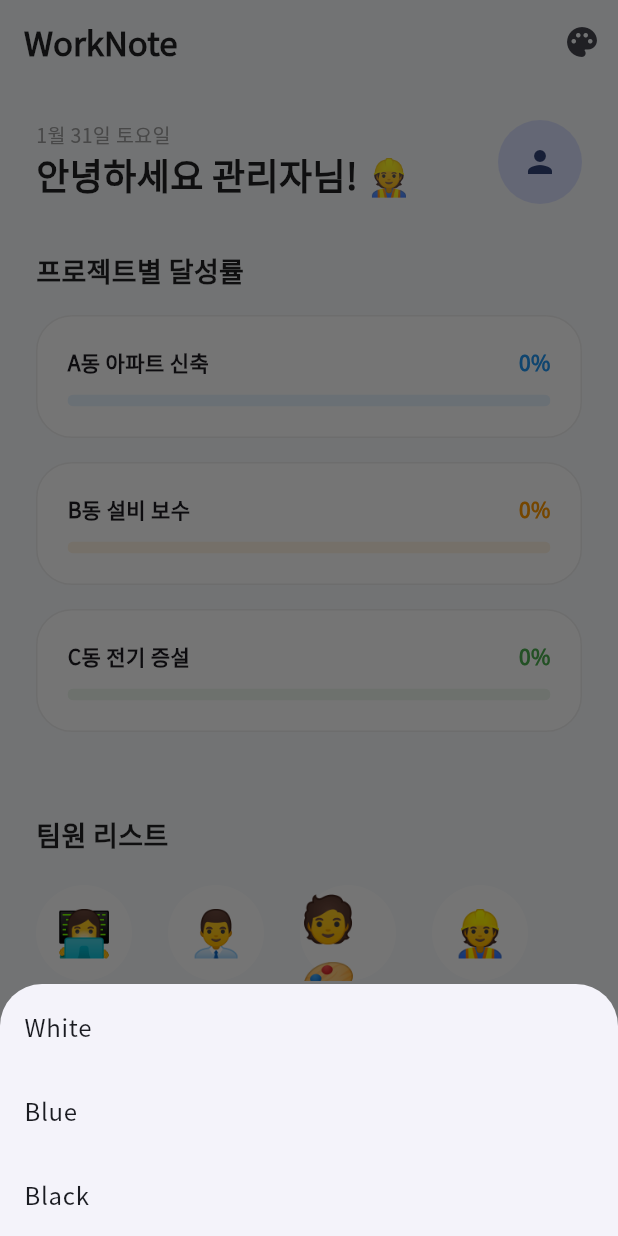
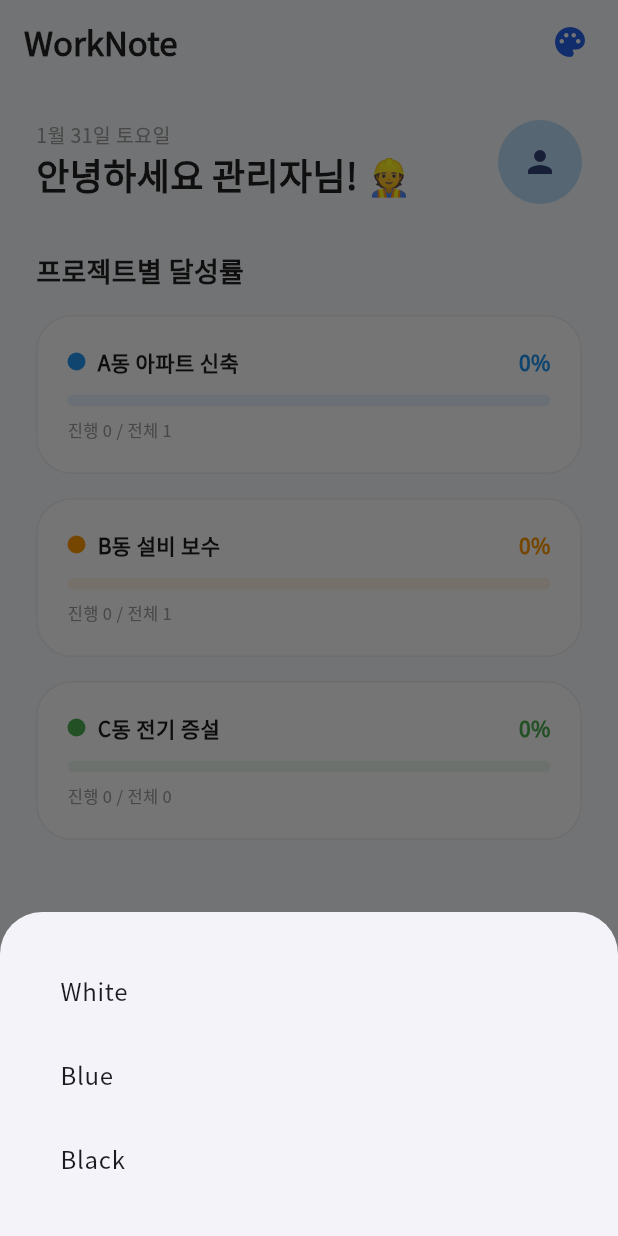
Before and after one commit to frysquirrel-A/Worknote, a Flutter app: the screen it shows after launch, after a tap on the "palette" icon, on a phone screen of 412 x 824 dp. Run offline on Flutter 3.47's test engine with Material 3 defaults, Android fonts, the phone set to English and light mode, and no system bars; our stand-ins replace google_fonts, image_picker.

Commit message:
2.1 작업 마무리

```diff
--- a/lib/main.dart
+++ b/lib/main.dart
@@ -12,9 +12,9 @@ void main() async {
   runApp(const WorkNoteApp());
 }
 
-// ==========================================
+// =============================================================================
 // [COMMON] Data Models & Enums
-// ==========================================
+// =============================================================================
 enum TaskPriority { high, medium, low, none }
 enum AppTone { white, blue, black }
 enum DateFilter { all, today, week, twoWeeks }
@@ -93,9 +93,9 @@ class JournalEntry {
   });
 }
 
-// ==========================================
-// [MAIN] App Bootstrap
-// ==========================================
+// =============================================================================
+// [MAIN] App Bootstrap & Global State
+// =============================================================================
 class WorkNoteApp extends StatelessWidget {
   const WorkNoteApp({super.key});
   @override
@@ -158,6 +158,14 @@ class _MainScreenState extends State<MainScreen> {
   void _deleteTask(String id) => setState(() => _tasks.removeWhere((t) => t.id == id));
   void _addJournal(JournalEntry journal) => setState(() => _journals.insert(0, journal));
 
+  Color _getBgColor(AppTone tone) {
+    switch (tone) {
+      case AppTone.white: return const Color(0xFFF8FAFC);
+      case AppTone.blue: return const Color(0xFFE0F2FE);
+      case AppTone.black: return const Color(0xFF0F172A);
+    }
+  }
+
   @override
   Widget build(BuildContext context) {
     final currentTone = _tabTones[_selectedIndex];
@@ -177,16 +185,23 @@ class _MainScreenState extends State<MainScreen> {
     ];
 
     return Scaffold(
-      backgroundColor: currentTone == AppTone.white ? const Color(0xFFF8FAFC) : (currentTone == AppTone.blue ? const Color(0xFFE0F2FE) : const Color(0xFF0F172A)),
+      backgroundColor: _getBgColor(currentTone),
       appBar: AppBar(
-        backgroundColor: Colors.transparent, elevation: 0,
-        title: Text('WorkNote', style: TextStyle(fontWeight: FontWeight.w900, color: isBlack ? Colors.white : Colors.black87)),
-        actions: [IconButton(icon: const Icon(Icons.palette_rounded), onPressed: () => _showTonePicker())],
+        backgroundColor: Colors.transparent,
+        elevation: 0,
+        title: Text('WorkNote', style: TextStyle(fontWeight: FontWeight.w900, fontSize: 22, color: isBlack ? Colors.white : Colors.black87)),
+        actions: [
+          IconButton(icon: Icon(Icons.palette_rounded, color: isBlack ? const Color(0xFF448AFF) : const Color(0xFF2563EB)), onPressed: () => _showTonePicker()),
+          const SizedBox(width: 8),
+        ],
       ),
       body: IndexedStack(index: _selectedIndex, children: screens),
-      bottomNavigationBar: NavigationBar(
+      bottomNavigationBar: Container(
+        decoration: BoxDecoration(boxShadow: [BoxShadow(color: Colors.black.withOpacity(0.05), blurRadius: 10)]),
+        child: NavigationBar(
           selectedIndex: _selectedIndex,
           onDestinationSelected: (idx) => setState(() => _selectedIndex = idx),
+          backgroundColor: isBlack ? const Color(0xFF1E293B) : Colors.white,
           destinations: const [
             NavigationDestination(icon: Icon(Icons.home_outlined), selectedIcon: Icon(Icons.home), label: '홈'),
             NavigationDestination(icon: Icon(Icons.assignment_outlined), selectedIcon: Icon(Icons.assignment), label: '팀 업무'),
@@ -194,21 +209,24 @@ class _MainScreenState extends State<MainScreen> {
             NavigationDestination(icon: Icon(Icons.grid_view_outlined), selectedIcon: Icon(Icons.grid_view), label: '갤러리'),
           ],
         ),
+      ),
     );
   }
 
   void _showTonePicker() {
-    showModalBottomSheet(context: context, builder: (ctx) => Column(mainAxisSize: MainAxisSize.min, children: [
-      ListTile(title: const Text("White"), onTap: () { setState(() => _tabTones[_selectedIndex] = AppTone.white); Navigator.pop(context); }),
-      ListTile(title: const Text("Blue"), onTap: () { setState(() => _tabTones[_selectedIndex] = AppTone.blue); Navigator.pop(context); }),
-      ListTile(title: const Text("Black"), onTap: () { setState(() => _tabTones[_selectedIndex] = AppTone.black); Navigator.pop(context); }),
-    ]));
+    showModalBottomSheet(context: context, builder: (ctx) => Container(
+      padding: const EdgeInsets.all(24),
+      child: Column(mainAxisSize: MainAxisSize.min, children: [
+        _toneTile("White", AppTone.white), _toneTile("Blue", AppTone.blue), _toneTile("Black", AppTone.black),
+      ]),
+    ));
   }
+  Widget _toneTile(String l, AppTone t) => ListTile(title: Text(l), onTap: () { setState(() => _tabTones[_selectedIndex] = t); Navigator.pop(context); });
 }
 
-// ==========================================
+// =============================================================================
 // [PART 1] HOME TAB
-// ==========================================
+// =============================================================================
 class HomeTab extends StatelessWidget {
   final File? profileImage;
   final VoidCallback onProfileTap;
@@ -229,25 +247,29 @@ class HomeTab extends StatelessWidget {
             Text(DateFormat('M월 d일 E요일', 'ko_KR').format(DateTime.now()), style: const TextStyle(fontSize: 13, color: Colors.grey)),
             Text("안녕하세요 관리자님! 👷", style: TextStyle(fontSize: 24, fontWeight: FontWeight.w900, color: isDark ? Colors.white : Colors.black87)),
           ]),
-          GestureDetector(onTap: onProfileTap, child: CircleAvatar(radius: 28, backgroundImage: profileImage != null ? FileImage(profileImage!) : null, child: profileImage == null ? const Icon(Icons.person) : null))
+          GestureDetector(onTap: onProfileTap, child: CircleAvatar(radius: 28, backgroundColor: Colors.blue.shade100, backgroundImage: profileImage != null ? FileImage(profileImage!) : null, child: profileImage == null ? const Icon(Icons.person) : null))
         ]),
         const SizedBox(height: 32),
         Text("프로젝트별 달성률", style: TextStyle(fontSize: 18, fontWeight: FontWeight.bold, color: isDark ? Colors.white : Colors.black87)),
         const SizedBox(height: 16),
         ...projects.map((p) {
           final pTasks = tasks.where((t) => t.projectId == p.id).toList();
-          final progress = pTasks.isEmpty ? 0.0 : pTasks.where((t) => t.isDone).length / pTasks.length;
+          final total = pTasks.length;
+          final done = pTasks.where((t) => t.isDone).length;
+          final progress = total == 0 ? 0.0 : done / total;
           return Container(
             margin: const EdgeInsets.only(bottom: 16),
             padding: const EdgeInsets.all(20),
-            decoration: BoxDecoration(color: isDark ? Colors.white10 : Colors.white, borderRadius: BorderRadius.circular(24), border: Border.all(color: Colors.grey.shade200)),
-            child: Column(children: [
+            decoration: BoxDecoration(color: isDark ? Colors.white.withOpacity(0.05) : Colors.white, borderRadius: BorderRadius.circular(24), border: Border.all(color: Colors.grey.shade200)),
+            child: Column(crossAxisAlignment: CrossAxisAlignment.start, children: [
               Row(mainAxisAlignment: MainAxisAlignment.spaceBetween, children: [
-                Text(p.name, style: const TextStyle(fontWeight: FontWeight.bold)),
+                Row(children: [Container(width: 12, height: 12, decoration: BoxDecoration(color: p.color, shape: BoxShape.circle)), const SizedBox(width: 8), Text(p.name, style: const TextStyle(fontWeight: FontWeight.bold))]),
                 Text("${(progress * 100).toInt()}%", style: TextStyle(fontWeight: FontWeight.w900, color: p.color)),
               ]),
               const SizedBox(height: 12),
               ClipRRect(borderRadius: BorderRadius.circular(10), child: LinearProgressIndicator(value: progress, minHeight: 8, color: p.color, backgroundColor: p.color.withOpacity(0.1))),
+              const SizedBox(height: 8),
+              Text("진행 $done / 전체 $total", style: const TextStyle(fontSize: 11, color: Colors.grey)),
             ]),
           );
         }),
@@ -256,16 +278,20 @@ class HomeTab extends StatelessWidget {
         const SizedBox(height: 20),
         SizedBox(height: 120, child: ListView.builder(scrollDirection: Axis.horizontal, itemCount: members.length, itemBuilder: (ctx, i) => Padding(
           padding: const EdgeInsets.only(right: 24),
-          child: Column(children: [CircleAvatar(radius: 32, backgroundColor: isDark ? Colors.white10 : Colors.white, child: Text(members[i].emoji, style: const TextStyle(fontSize: 30))), const SizedBox(height: 10), Text(members[i].name, style: TextStyle(fontSize: 13, fontWeight: FontWeight.w600, color: isDark ? Colors.white70 : Colors.black87))]),
+          child: Column(children: [
+            CircleAvatar(radius: 32, backgroundColor: isDark ? Colors.white10 : Colors.white, child: Text(members[i].emoji, style: const TextStyle(fontSize: 30))),
+            const SizedBox(height: 10),
+            Text(members[i].name, style: TextStyle(fontSize: 13, fontWeight: FontWeight.w600, color: isDark ? Colors.white70 : Colors.black87))
+          ]),
         ))),
       ]),
     );
   }
 }
 
-// ==========================================
+// =============================================================================
 // [PART 2] TEAM TASK TAB
-// ==========================================
+// =============================================================================
 class TeamTaskTab extends StatefulWidget {
   final List<Task> tasks;
   final List<Project> projects;
@@ -294,16 +320,30 @@ class _TeamTaskTabState extends State<TeamTaskTab> {
     final reportCtrl = TextEditingController(text: task.completionReport);
     showDialog(context: context, builder: (ctx) => StatefulBuilder(builder: (context, setDialogState) => AlertDialog(
       title: Text(task.isDone ? "완료 보고서" : "진행사항 기록", style: const TextStyle(fontWeight: FontWeight.bold)),
-      content: Column(mainAxisSize: MainAxisSize.min, children: [
-        ...task.taskNotes.map((n) => Text(n, style: const TextStyle(fontSize: 12))),
-        if (!task.isDone) TextField(controller: noteCtrl),
-        if (task.isDone) TextField(controller: reportCtrl, maxLines: 3),
-      ]),
-      actions: [FilledButton(onPressed: () {
-        if (!task.isDone) task.taskNotes.insert(0, noteCtrl.text);
-        else task.completionReport = reportCtrl.text;
+      shape: RoundedRectangleBorder(borderRadius: BorderRadius.circular(24)),
+      content: SingleChildScrollView(child: Column(mainAxisSize: MainAxisSize.min, children: [
+        ...task.taskNotes.map((n) => ListTile(title: Text(n, style: const TextStyle(fontSize: 13)))),
+        const SizedBox(height: 16),
+        if (!task.isDone) ...[
+          TextField(controller: noteCtrl, decoration: InputDecoration(hintText: "진행사항 입력...", border: OutlineInputBorder(borderRadius: BorderRadius.circular(12)))),
+          const SizedBox(height: 8),
+          FilledButton(onPressed: () {
+            if (noteCtrl.text.isEmpty) return;
+            setState(() { task.taskNotes.insert(0, "[${DateFormat('MM.dd HH:mm').format(DateTime.now())}] ${noteCtrl.text}"); task.updatedAt = DateTime.now(); });
+            noteCtrl.clear(); setDialogState(() {}); widget.onStateChange();
+          }, child: const Text("기록 추가"))
+        ] else ...[
+          const Text("완료된 업무의 최종 성과를 기록하세요.", style: TextStyle(fontSize: 12, color: Colors.grey)),
+          const SizedBox(height: 12),
+          TextField(controller: reportCtrl, maxLines: 3, decoration: InputDecoration(border: OutlineInputBorder(borderRadius: BorderRadius.circular(12)))),
+          const SizedBox(height: 8),
+          FilledButton(onPressed: () {
+            setState(() { task.completionReport = reportCtrl.text; task.updatedAt = DateTime.now(); });
             Navigator.pop(ctx); widget.onStateChange();
-      }, child: const Text("저장"))],
+          }, child: const Text("보고서 저장"))
+        ]
+      ])),
+      actions: [TextButton(onPressed: () => Navigator.pop(ctx), child: const Text("닫기"))],
     )));
   }
 
@@ -315,11 +355,14 @@ class _TeamTaskTabState extends State<TeamTaskTab> {
 
     showDialog(context: context, builder: (ctx) => StatefulBuilder(builder: (context, setDialogState) => AlertDialog(
       title: const Text("새 업무 추가", style: TextStyle(fontWeight: FontWeight.bold)),
+      shape: RoundedRectangleBorder(borderRadius: BorderRadius.circular(24)),
       content: Column(mainAxisSize: MainAxisSize.min, children: [
         Autocomplete<String>(
           optionsBuilder: (textValue) {
             if (!textValue.text.contains('#')) { currentPrefix = textValue.text; return const Iterable<String>.empty(); }
-            final search = textValue.text.split('#').last;
+            final parts = textValue.text.split('#');
+            currentPrefix = parts[0];
+            final search = parts.last;
             final matching = widget.projects.where((p) => p.name.contains(search)).map((p) => "#${p.name}").toList();
             if (search.isNotEmpty) matching.add("신규 생성: #$search");
             return matching;
@@ -365,6 +408,7 @@ class _TeamTaskTabState extends State<TeamTaskTab> {
       if (_dateFilter == DateFilter.today && !DateTime(t.dueDate.year, t.dueDate.month, t.dueDate.day).isAtSameMomentAs(today)) return false;
       if (_dateFilter == DateFilter.week && t.dueDate.isAfter(today.add(const Duration(days: 7)))) return false;
       if (_dateFilter == DateFilter.twoWeeks && t.dueDate.isAfter(today.add(const Duration(days: 14)))) return false;
+      if (_memberId != 'all' && t.assigneeId != _memberId) return false;
       return true;
     }).toList();
   }
@@ -386,6 +430,8 @@ class _TeamTaskTabState extends State<TeamTaskTab> {
           _filterCellWithMenu("중요도", _priorityFilter == null ? "전체" : _pText(_priorityFilter!), ['전체','상','중','하'], (v)=>setState(()=>_priorityFilter = v=='전체'?null:(v=='상'?TaskPriority.high:(v=='중'?TaskPriority.medium:TaskPriority.low)))),
           _filterDivider(),
           _filterCellWithMenu("기한", _dFilterText(_dateFilter), ['전체','오늘','이번 주','2주'], (v)=>setState(()=>_dateFilter = v=='전체'?DateFilter.all:(v=='오늘'?DateFilter.today:(v=='이번 주'?DateFilter.week:DateFilter.twoWeeks)))),
+          _filterDivider(),
+          _filterCellWithMenu("담당자", _memberId == 'all' ? "전체" : widget.members.firstWhere((m) => m.id == _memberId).name, ['전체', ...widget.members.where((m)=>m.id != 'all').map((m)=>m.name)], (v)=>setState(()=>_memberId = v == '전체' ? 'all' : widget.members.firstWhere((m)=>m.name==v).id)),
         ])),
       ),
       Expanded(child: ListView.builder(itemCount: list.length, itemBuilder: (ctx, i) => GestureDetector(onTap: () => _showTaskNoteDialog(list[i]), child: _TaskCard(task: list[i], projects: widget.projects, tone: widget.tone, onToggle: (v) { setState(() { list[i].isDone = v!; list[i].completedAt = v ? DateTime.now() : null; list[i].updatedAt = DateTime.now(); }); widget.onStateChange(); }, onPriority: () { setState(() { list[i].priority = TaskPriority.values[(list[i].priority.index+1)%4]; list[i].updatedAt = DateTime.now(); }); widget.onStateChange(); })))),
@@ -396,6 +442,7 @@ class _TeamTaskTabState extends State<TeamTaskTab> {
   Widget _filterCellWithMenu(String t, String v, List<String> options, Function(String) onPick) {
     return Expanded(child: PopupMenuButton<String>(
       onSelected: onPick,
+      position: PopupMenuPosition.under,
       itemBuilder: (ctx) => options.map((o) => PopupMenuItem(value: o, child: Text(o, style: const TextStyle(fontSize: 13)))).toList(),
       child: Padding(padding: const EdgeInsets.symmetric(vertical: 12), child: Column(children: [Text(t, style: const TextStyle(fontSize: 9, color: Colors.grey, fontWeight: FontWeight.w900)), Text(v, style: const TextStyle(fontSize: 11, fontWeight: FontWeight.w900), overflow: TextOverflow.ellipsis)])),
     ));
@@ -423,7 +470,7 @@ class _TaskCard extends StatelessWidget {
     return Card(
       margin: const EdgeInsets.symmetric(horizontal: 16, vertical: 8),
       elevation: 0, shape: RoundedRectangleBorder(borderRadius: BorderRadius.circular(20), side: BorderSide(color: Colors.grey.shade200)),
-      color: isDark ? Colors.white.withValues(alpha: 0.05) : Colors.white,
+      color: isDark ? Colors.white.withOpacity(0.05) : Colors.white,
       child: Padding(padding: const EdgeInsets.all(20), child: Row(crossAxisAlignment: CrossAxisAlignment.start, children: [
         SizedBox(width: 48, child: Column(children: [
           Checkbox(value: task.isDone, onChanged: onToggle),
@@ -432,7 +479,10 @@ class _TaskCard extends StatelessWidget {
         ])),
         const SizedBox(width: 16),
         Expanded(child: Column(crossAxisAlignment: CrossAxisAlignment.start, children: [
+          Row(mainAxisAlignment: MainAxisAlignment.spaceBetween, children: [
             Text(p.name, style: TextStyle(fontSize: 10, color: p.color, fontWeight: FontWeight.w900)),
+            Text(task.assigneeEmoji, style: const TextStyle(fontSize: 14)),
+          ]),
           const SizedBox(height: 4),
           Text(task.title, style: TextStyle(fontSize: 17, fontWeight: FontWeight.bold, decoration: task.isDone ? TextDecoration.lineThrough : null, color: isDark ? Colors.white : Colors.black87)),
           const Divider(height: 24),
@@ -450,9 +500,9 @@ class _TaskCard extends StatelessWidget {
   String _pText(TaskPriority p) { switch (p) { case TaskPriority.high: return "상"; case TaskPriority.medium: return "중"; case TaskPriority.low: return "하"; default: return "-"; } }
 }
 
-// ==========================================
+// =============================================================================
 // [PART 3] JOURNAL TAB
-// ==========================================
+// =============================================================================
 class JournalTab extends StatefulWidget {
   final List<JournalEntry> journals;
   final List<Task> tasks;
@@ -525,11 +575,12 @@ class _JournalTabState extends State<JournalTab> {
     return Column(children: [
       Padding(padding: const EdgeInsets.all(16), child: TextField(onChanged: (v) => setState(() => _searchQuery = v), decoration: InputDecoration(hintText: "일지 검색...", prefixIcon: const Icon(Icons.search), border: OutlineInputBorder(borderRadius: BorderRadius.circular(32)), filled: true, fillColor: isDark ? Colors.white10 : Colors.white))),
       SizedBox(height: 60, child: ListView.builder(scrollDirection: Axis.horizontal, itemCount: widget.members.length, itemBuilder: (c, i) => Padding(padding: const EdgeInsets.symmetric(horizontal: 8), child: ActionChip(label: Text(widget.members[i].name), onPressed: () => setState(() => _memberFilterId = widget.members[i].id))))),
-      Padding(padding: const EdgeInsets.symmetric(horizontal: 16), child: Row(mainAxisAlignment: MainAxisAlignment.end, children: [
+      Padding(padding: const EdgeInsets.symmetric(horizontal: 16, vertical: 8), child: Row(mainAxisAlignment: MainAxisAlignment.end, children: [
         const Text("그룹 기준: ", style: TextStyle(fontSize: 12, color: Colors.grey, fontWeight: FontWeight.bold)),
         const SizedBox(width: 8),
         PopupMenuButton<JournalGroupPeriod>(
           onSelected: (v) => setState(() => _groupPeriod = v),
+          position: PopupMenuPosition.under,
           itemBuilder: (ctx) => [
             const PopupMenuItem(value: JournalGroupPeriod.day, child: Text("일")),
             const PopupMenuItem(value: JournalGroupPeriod.week, child: Text("주")),
```
Lines whose indentation alone changed are shown as unchanged.
